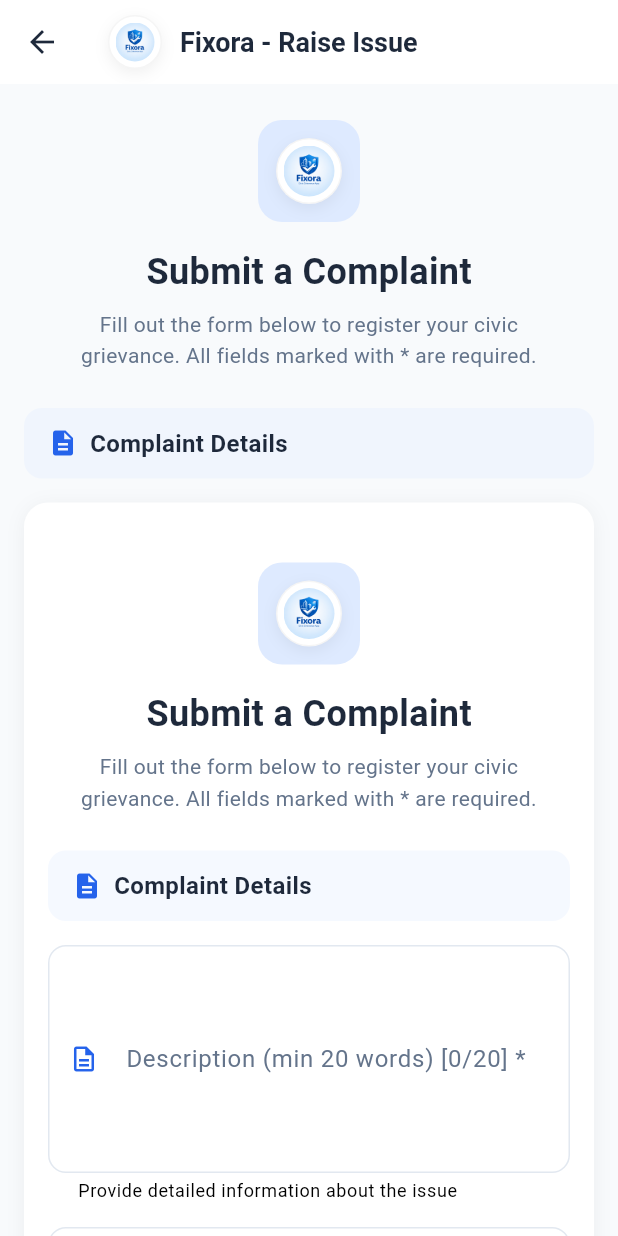
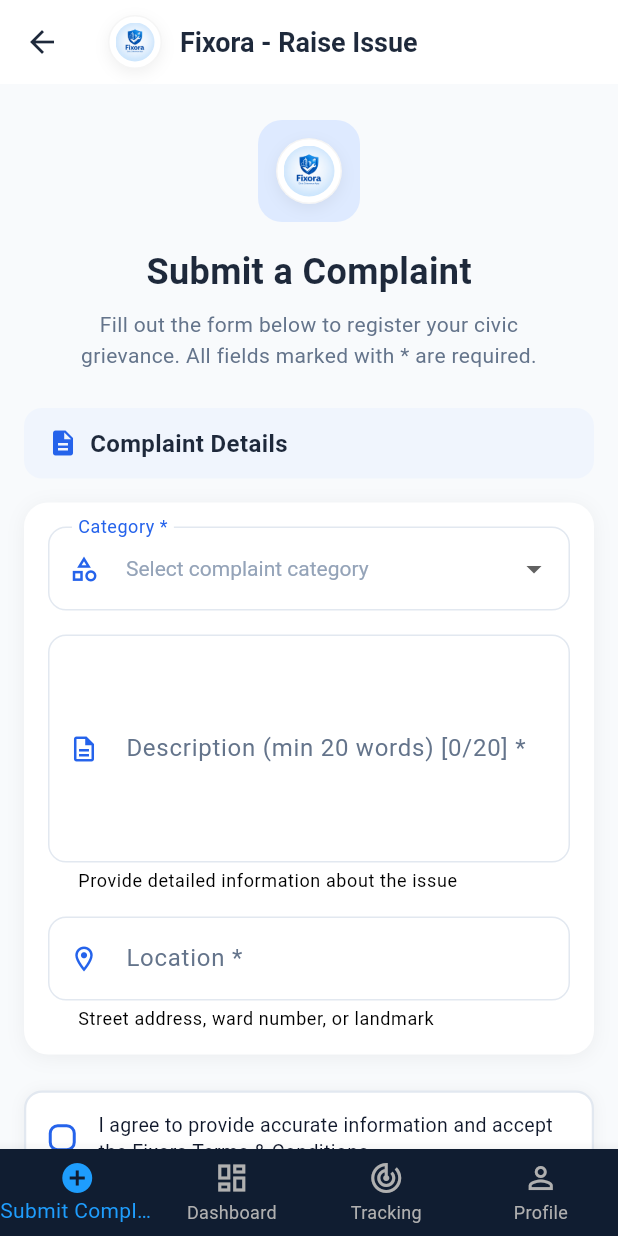
Before and after one commit to kalviumcommunity/S61-1225-ChronoByte-FlutterAndFireBase-Fixora, a Flutter app: the screen it shows after launch, on a phone screen of 412 x 824 dp. Run offline on Flutter 3.47's test engine with Material 3 defaults, Android fonts, the phone set to English and light mode, and no system bars; our stand-ins replace cloud_firestore, firebase_auth, firebase_core; accounts and stored records are empty.

Commit message:
added navigation flow using bottomnavigation for both admin and user

```diff
--- a/fixora/lib/main.dart
+++ b/fixora/lib/main.dart
@@ -13,6 +13,8 @@ import 'pages/profile_Info/profile.dart';
 import 'theme/theme_provider.dart';
 import 'pages/track_complaint/track_complaint_page.dart';
 import 'firebase_options.dart';
+import 'widgets/bottom_navbar.dart';
+import 'widgets/admin_bottom_navbar.dart';
 // import 'pages/track_complaint_page.dart';
 
 void main() async {
@@ -46,18 +48,13 @@ class MyApp extends StatelessWidget {
           routes: {
             // '/': (context) => const HomePage(),
             // '/': (context) => const AuthGate(),
-            // '/': (context) => const TrackComplaintPage(),
-            // '/': (context) => const DashboardScreen(),
-            // '/': (context) => const AdminDashboardPage(),
-            // '/': (context) => const ProfilePage(),
             '/signup': (context) => const SignupPage(),
             '/login': (context) => const LoginPage(),
-            // '/report': (context) => const RaiseIssuePage(),
-            '/': (context) => const RaiseIssuePage(),
+            '/': (context) => const BottomNavbarPage(),
             '/track': (context) => const TrackComplaintPage(),
             '/profile': (context) => const ProfilePage(),
             // Admin route for direct navigation after admin sign-in/sign-up
-            '/admin': (context) => const AdminDashboardPage(),
+            '/admin': (context) => const AdminBottomNavbarPage(),
             '/dashboard': (context) {
               final args =
                   ModalRoute.of(context)?.settings.arguments
--- a/fixora/lib/pages/raise_issue/raise_issue_page.dart
+++ b/fixora/lib/pages/raise_issue/raise_issue_page.dart
@@ -122,39 +122,6 @@ class _RaiseIssuePageState extends State<RaiseIssuePage> {
     });
   }
 
-  Widget _buildSignedOutBanner() {
-    return Container(
-      margin: const EdgeInsets.only(bottom: 12),
-      padding: const EdgeInsets.symmetric(horizontal: 16, vertical: 12),
-      decoration: BoxDecoration(
-        color: Colors.yellow.shade100,
-        borderRadius: BorderRadius.circular(12),
-        border: Border.all(color: Colors.yellow.shade700),
-      ),
-      child: Row(
-        children: [
-          const Icon(Icons.info_outline, color: Colors.black87),
-          const SizedBox(width: 12),
-          const Expanded(
-            child: Text(
-              'You are not signed in. Sign in to submit a complaint and view your submissions.',
-              style: TextStyle(fontWeight: FontWeight.w600),
-            ),
-          ),
-          ElevatedButton(
-            onPressed: () => Navigator.pushNamed(context, '/login'),
-            style: ElevatedButton.styleFrom(
-              backgroundColor: _darkBlue,
-              foregroundColor: Colors.white,
-              shape: RoundedRectangleBorder(borderRadius: BorderRadius.circular(8)),
-            ),
-            child: const Text('Sign in'),
-          ),
-        ],
-      ),
-    );
-  }
-
   @override
   void dispose() {
     _descriptionController.dispose();
@@ -235,9 +202,28 @@ class _RaiseIssuePageState extends State<RaiseIssuePage> {
                 _buildCard(
                   isSmall,
                   children: [
-                    if (user == null) _buildSignedOutBanner(),
-                    _buildHeader(isSmall),
-                    _buildSectionHeader('Complaint Details', Icons.description, isSmall),
+                    _buildDropdown(
+                      label: 'Category',
+                      value: _category,
+                      hint: 'Select complaint category',
+                      items: _issuesMap.keys.toList(),
+                      onChanged: (v) => setState(() {
+                        _category = v;
+                        _issue = null;
+                      }),
+                      icon: Icons.category_outlined,
+                    ),
+                    if (_category != null) ...[
+                      const SizedBox(height: 16),
+                      _buildDropdown(
+                        label: 'Issue',
+                        value: _issue,
+                        hint: 'Select specific issue',
+                        items: _issuesMap[_category]!,
+                        onChanged: (v) => setState(() => _issue = v),
+                        icon: Icons.report_problem_outlined,
+                      ),
+                    ],
                     const SizedBox(height: 16),
                     _buildTextField(
                       controller: _descriptionController,
@@ -262,11 +248,6 @@ class _RaiseIssuePageState extends State<RaiseIssuePage> {
                           : null,
                       helperText: 'Street address, ward number, or landmark',
                     ),
-                    SizedBox(height: isSmall ? 24 : 32),
-                    _buildSubmitButton(isSmall, signedIn: user != null),
-                    SizedBox(height: isSmall ? 24 : 32),
-                    _buildFooter(isSmall),
-                    SizedBox(height: isSmall ? 16 : 24),
                   ],
                 ),
                 SizedBox(height: isSmall ? 24 : 32),
@@ -415,7 +396,7 @@ class _RaiseIssuePageState extends State<RaiseIssuePage> {
     required String? value,
     required String hint,
     required List<String> items,
-    ValueChanged<String?>? onChanged,
+    required ValueChanged<String?> onChanged,
     required IconData icon,
   }) {
     return DropdownButtonFormField<String>(
@@ -438,10 +419,7 @@ class _RaiseIssuePageState extends State<RaiseIssuePage> {
           )
           .toList(),
       onChanged: onChanged,
-      validator: (v) {
-        if (onChanged == null) return 'Please sign in to select $label';
-        return v == null ? 'Please select $label' : null;
-      },
+      validator: (v) => v == null ? 'Please select $label' : null,
     );
   }
 
@@ -455,11 +433,9 @@ class _RaiseIssuePageState extends State<RaiseIssuePage> {
     TextInputType? keyboardType,
     List<TextInputFormatter>? inputFormatters,
     String? helperText,
-    bool enabled = true,
   }) {
     return TextFormField(
       controller: controller,
-      enabled: enabled,
       maxLines: maxLines,
       keyboardType: keyboardType,
       inputFormatters: inputFormatters,
@@ -470,7 +446,7 @@ class _RaiseIssuePageState extends State<RaiseIssuePage> {
         icon: icon,
         helperText: helperText,
       ),
-      validator: enabled ? validator : null,
+      validator: validator,
       onChanged: (_) => setState(() {}),
     );
   }
--- /dev/null
+++ b/fixora/lib/widgets/bottom_navbar.dart
@@ -0,0 +1,80 @@
+import 'package:flutter/material.dart';
+import 'package:provider/provider.dart';
+import '../pages/raise_issue/raise_issue_page.dart';
+import '../pages/profile_Info/profile.dart';
+import '../pages/user_dashboard/dashboard.dart';
+import '../pages/track_complaint/track_complaint_page.dart';
+import '../theme/theme_provider.dart' show AppTheme, ThemeProvider;
+
+class BottomNavbarPage extends StatefulWidget {
+  const BottomNavbarPage({Key? key}) : super(key: key);
+
+  @override
+  State<BottomNavbarPage> createState() => _BottomNavbarPageState();
+}
+
+class _BottomNavbarPageState extends State<BottomNavbarPage> {
+  int _selectedIndex = 0;
+
+  final List<Widget> _pages = [
+    const RaiseIssuePage(),
+    const DashboardScreen(),
+    const TrackComplaintPage(),
+    const ProfilePage(),
+  ];
+
+  void _onItemTapped(int index) {
+    setState(() {
+      _selectedIndex = index;
+    });
+  }
+
+  @override
+  Widget build(BuildContext context) {
+    return Consumer<ThemeProvider>(
+      builder: (context, themeProvider, child) {
+        final isDark = themeProvider.isDarkMode;
+
+        return Scaffold(
+          body: _pages[_selectedIndex],
+          bottomNavigationBar: BottomNavigationBar(
+            currentIndex: _selectedIndex,
+            onTap: _onItemTapped,
+            type: BottomNavigationBarType.fixed,
+            backgroundColor: isDark
+                ? AppTheme.darkSurface
+                : AppTheme.lightSurface,
+            selectedItemColor: isDark
+                ? AppTheme.darkPrimary
+                : AppTheme.lightPrimary,
+            unselectedItemColor: isDark
+                ? AppTheme.darkTextSecondary
+                : AppTheme.lightTextSecondary,
+            items: const <BottomNavigationBarItem>[
+              BottomNavigationBarItem(
+                icon: Icon(Icons.add_circle_outline),
+                activeIcon: Icon(Icons.add_circle),
+                label: 'Submit Complaint',
+              ),
+              BottomNavigationBarItem(
+                icon: Icon(Icons.dashboard_outlined),
+                activeIcon: Icon(Icons.dashboard),
+                label: 'Dashboard',
+              ),
+              BottomNavigationBarItem(
+                icon: Icon(Icons.track_changes_outlined),
+                activeIcon: Icon(Icons.track_changes),
+                label: 'Tracking',
+              ),
+              BottomNavigationBarItem(
+                icon: Icon(Icons.person_outline),
+                activeIcon: Icon(Icons.person),
+                label: 'Profile',
+              ),
+            ],
+          ),
+        );
+      },
+    );
+  }
+}
```
Also changed, not shown: fixora/lib/pages/admin_dashboard/admin_dashboard.dart (+41 -20 lines), fixora/lib/widgets/admin_bottom_navbar.dart (added, +73 -0 lines), 1 other file.
